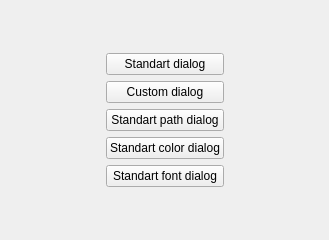
STyulenev/Qt-CPP-Examples, file Qt-Widgets-Examples/QDialog-Example/src/view/ui/MainWindow.ui: the form before one commit.
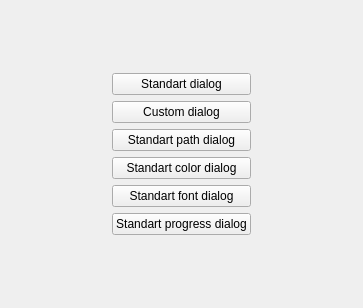
The form after the commit.

Commit message: Added QProgressDialog example

What changed in the file:
```diff
--- a/Qt-Widgets-Examples/QDialog-Example/src/view/ui/MainWindow.ui
+++ b/Qt-Widgets-Examples/QDialog-Example/src/view/ui/MainWindow.ui
@@ -6,8 +6,8 @@
    <rect>
     <x>0</x>
     <y>0</y>
-    <width>329</width>
-    <height>240</height>
+    <width>363</width>
+    <height>308</height>
    </rect>
   </property>
   <property name="windowTitle">
@@ -78,6 +78,13 @@
         </property>
        </widget>
       </item>
+      <item>
+       <widget class="QPushButton" name="standartProgressDialogButton">
+        <property name="text">
+         <string>Standart progress dialog</string>
+        </property>
+       </widget>
+      </item>
      </layout>
     </item>
     <item row="1" column="3">
```
The commit also changes 3 other files.
